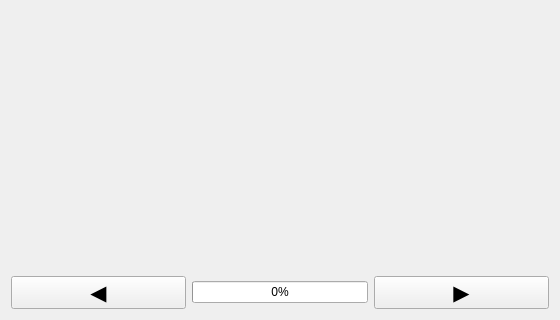
Before: the Qt Designer form geest/ui/open_project_panel_base.ui in worldbank/GEEST, drawn with Qt 5; both pictures show x 0 to 560 and y 528 to 848 of the 560 by 848 pixel window.
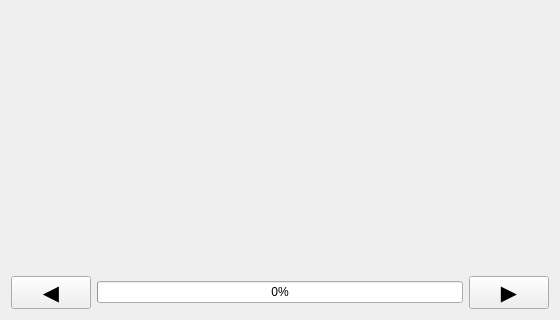
After: the same form once the commit is applied. Icons and pictures are not drawn.

What changed in the file:
```diff
--- a/geest/ui/open_project_panel_base.ui
+++ b/geest/ui/open_project_panel_base.ui
@@ -112,7 +112,7 @@
    <item row="6" column="1">
     <widget class="QProgressBar" name="progress_bar">
      <property name="sizePolicy">
-      <sizepolicy hsizetype="Minimum" vsizetype="Fixed">
+      <sizepolicy hsizetype="Expanding" vsizetype="Fixed">
        <horstretch>0</horstretch>
        <verstretch>0</verstretch>
       </sizepolicy>
```
Left out of the diff: 2 changed lines with no effect on the pictures.
